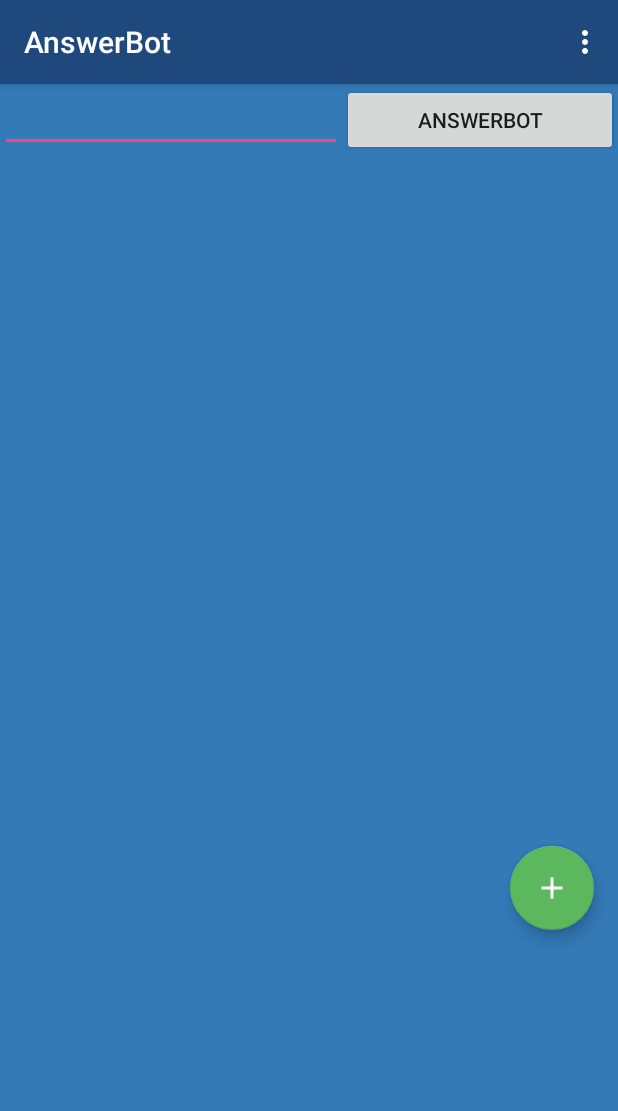
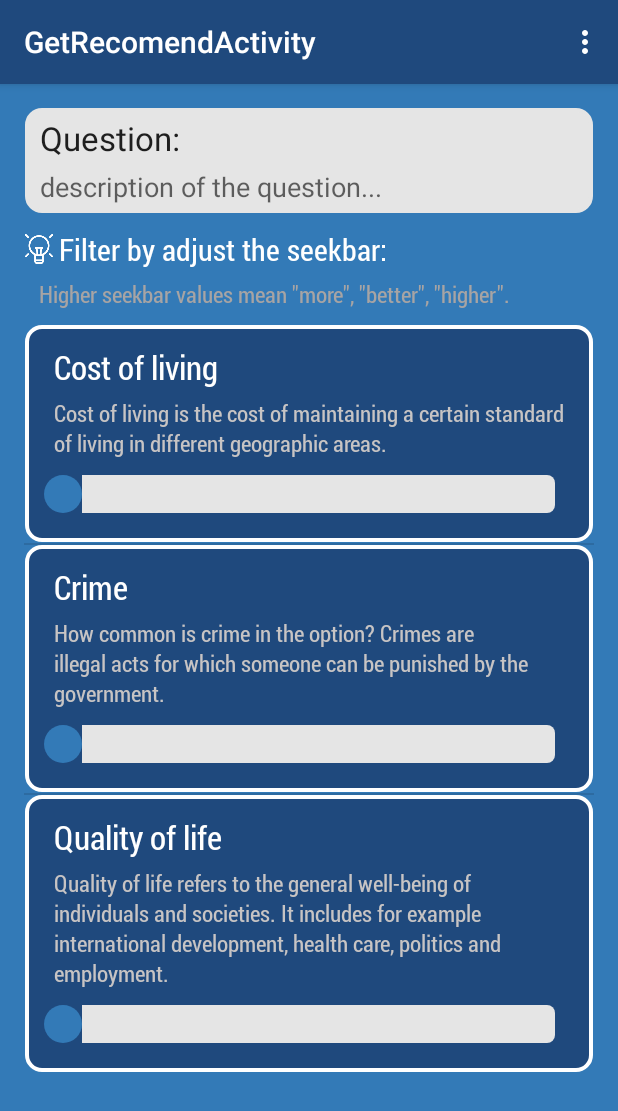
Before and after one commit to HugoWang/AnswerBot, an Android app: the HomeActivity screen opened directly, with no data from a screen before it, in the options menu, after a tap on "Settings", on a phone screen of 412 x 824 dp. Shown: the top 1111 px of the screen. Run offline under Robolectric (Android 15) with nearby library versions, the phone set to English and light mode, and no system bars.

Commit message:
add recommendation xml

```diff
--- a/app/src/main/AndroidManifest.xml
+++ b/app/src/main/AndroidManifest.xml
@@ -36,6 +36,7 @@
             android:name=".GetRecomendActivity"
             android:label="@string/title_activity_get_recomend"
             android:screenOrientation="portrait">
+
         </activity>
         <activity
             android:name=".AddQuestionActivity"
--- /dev/null
+++ b/app/src/main/java/com/example/kaiwang/answerbot/CustomRatesAdapter.java
@@ -0,0 +1,40 @@
+package com.example.kaiwang.answerbot;
+
+import java.util.ArrayList;
+
+import android.content.Context;
+import android.content.res.AssetManager;
+import android.graphics.Typeface;
+import android.util.AttributeSet;
+import android.view.LayoutInflater;
+import android.view.View;
+import android.view.ViewGroup;
+import android.widget.ArrayAdapter;
+import android.widget.TextView;
+
+public class CustomRatesAdapter extends ArrayAdapter<Rate> {
+    public CustomRatesAdapter(Context context, ArrayList<Rate> rates) {
+        super(context, 0, rates);
+     }
+
+     @Override
+     public View getView(int position, View convertView, ViewGroup parent) {
+        // Get the data item for this position
+         Rate rate = getItem(position);
+        // Check if an existing view is being reused, otherwise inflate the view
+         if (convertView == null) {
+             convertView = LayoutInflater.from(getContext()).inflate(R.layout.item_rate, parent, false);
+         }
+         Typeface tf = Typeface.createFromAsset(getContext().getAssets(),"RobotoCondensed-Regular.ttf");
+        // Lookup view for data population
+         TextView tvBody = (TextView) convertView.findViewById(R.id.tvBody);
+         TextView tvDetail = (TextView) convertView.findViewById(R.id.tvDetails);
+         tvBody.setTypeface(tf);
+         tvDetail.setTypeface(tf);
+        // Populate the data into the template view using the data object
+         tvBody.setText(rate.body);
+         tvDetail.setText(rate.details);
+        // Return the completed view to render on screen
+         return convertView;
+    }
+}
--- a/app/src/main/java/com/example/kaiwang/answerbot/GetRecomendActivity.java
+++ b/app/src/main/java/com/example/kaiwang/answerbot/GetRecomendActivity.java
@@ -1,10 +1,14 @@
 package com.example.kaiwang.answerbot;
 
+import android.graphics.Typeface;
 import android.support.v7.app.AppCompatActivity;
 import android.os.Bundle;
 import android.view.Menu;
 import android.view.MenuItem;
-import com.loopj.android.http.*;
+import android.widget.ListView;
+import android.widget.TextView;
+
+import java.util.ArrayList;
 
 public class GetRecomendActivity extends AppCompatActivity {
 
@@ -12,6 +16,23 @@ public class GetRecomendActivity extends AppCompatActivity {
     protected void onCreate(Bundle savedInstanceState) {
         super.onCreate(savedInstanceState);
         setContentView(R.layout.activity_get_recomend);
+        populateRatesList();
+
+        Typeface tf = Typeface.createFromAsset(getAssets(),"RobotoCondensed-Regular.ttf");
+        TextView tips1 = (TextView)findViewById(R.id.tips1);
+        TextView tips2 = (TextView)findViewById(R.id.tips2);
+        tips1.setTypeface(tf);
+        tips2.setTypeface(tf);
+    }
+
+    private void populateRatesList() {
+        // Construct the data source
+        ArrayList<Rate> arrayOfRates = Rate.getRates();
+        // Create the adapter to convert the array to views
+        CustomRatesAdapter adapter = new CustomRatesAdapter(this, arrayOfRates);
+        // Attach the adapter to a ListView
+        ListView listView = (ListView) findViewById(R.id.lvRates);
+        listView.setAdapter(adapter);
     }
 
     @Override
--- a/app/src/main/java/com/example/kaiwang/answerbot/HomeActivity.java
+++ b/app/src/main/java/com/example/kaiwang/answerbot/HomeActivity.java
@@ -81,7 +81,8 @@ public class HomeActivity extends AppCompatActivity {
 
         //noinspection SimplifiableIfStatement
         if (id == R.id.action_settings) {
-            return true;
+            Intent toRecommend = new Intent(getApplicationContext(), GetRecomendActivity.class);
+            startActivity(toRecommend);
         }
 
         return super.onOptionsItemSelected(item);
--- /dev/null
+++ b/app/src/main/java/com/example/kaiwang/answerbot/Rate.java
@@ -0,0 +1,21 @@
+package com.example.kaiwang.answerbot;
+
+import java.util.ArrayList;
+
+public class Rate {
+	public String body;
+	public String details;
+
+	public Rate(String body, String details) {
+		this.body = body;
+		this.details = details;
+	}
+
+	public static ArrayList<Rate> getRates() {
+		ArrayList<Rate> rates = new ArrayList<Rate>();
+		rates.add(new Rate("Cost of living", "Cost of living is the cost of maintaining a certain standard of living in different geographic areas."));
+		rates.add(new Rate("Crime", "How common is crime in the option? Crimes are illegal acts for which someone can be punished by the government."));
+		rates.add(new Rate("Quality of life", "Quality of life refers to the general well-being of individuals and societies. It includes for example international development, health care, politics and employment."));
+		return rates;
+	}
+}
--- /dev/null
+++ b/app/src/main/res/drawable/background_question_rounded_single.xml
@@ -0,0 +1,20 @@
+<?xml version="1.0" encoding="UTF-8"?>
+<inset android:insetLeft="1.0px" android:insetRight="1.0px" android:insetTop="0.0px" android:insetBottom="1.0px"
+    xmlns:android="http://schemas.android.com/apk/res/android">
+    <selector>
+        <item android:state_pressed="true">
+            <shape>
+                <gradient android:startColor="@color/rounded_container" android:endColor="@color/rounded_container" android:angle="270.0" />
+                <corners android:radius="11.0dip" />
+            </shape>
+        </item>
+        <item>
+            <shape>
+                <stroke android:width="4.0px" android:color="@color/rounded_container" />
+                <gradient android:startColor="@color/rounded_container" android:endColor="@color/rounded_container" android:angle="270.0" />
+                <corners android:radius="10.0dip" />
+
+            </shape>
+        </item>
+    </selector>
+</inset>
--- /dev/null
+++ b/app/src/main/res/drawable/background_view_rounded_single.xml
@@ -0,0 +1,20 @@
+<?xml version="1.0" encoding="UTF-8"?>
+<inset android:insetLeft="1.0px" android:insetRight="1.0px" android:insetTop="0.0px" android:insetBottom="1.0px"
+    xmlns:android="http://schemas.android.com/apk/res/android">
+    <selector>
+        <item android:state_pressed="true">
+            <shape>
+                <gradient android:startColor="@color/rounded_container_bg" android:endColor="@color/rounded_container_bg" android:angle="270.0" />
+                <corners android:radius="11.0dip" />
+            </shape>
+        </item>
+        <item>
+            <shape>
+                <stroke android:width="4.0px" android:color="@color/rounded_container_border" />
+                <gradient android:startColor="@color/rounded_container_bg" android:endColor="@color/rounded_container_bg" android:angle="270.0" />
+                <corners android:radius="10.0dip" />
+
+            </shape>
+        </item>
+    </selector>
+</inset>
--- /dev/null
+++ b/app/src/main/res/drawable/progressbar.xml
@@ -0,0 +1,39 @@
+<?xml version="1.0" encoding="utf-8"?>
+<layer-list xmlns:android="http://schemas.android.com/apk/res/android">
+
+    <item android:id="@android:id/background">
+        <shape android:shape="rectangle">
+            <corners android:radius="5dp"/>
+
+            <gradient
+                    android:angle="270"
+                    android:endColor="@color/light_gray_header_color"
+                    android:startColor="@color/light_gray_header_color"/>
+        </shape>
+    </item>
+    <item android:id="@android:id/secondaryProgress">
+        <clip>
+            <shape android:shape="rectangle">
+                <corners android:radius="5dp"/>
+
+                <gradient
+                        android:angle="270"
+                        android:endColor="#00996a"
+                        android:startColor="#00d190"/>
+            </shape>
+        </clip>
+    </item>
+    <item android:id="@android:id/progress">
+        <clip>
+            <shape android:shape="rectangle">
+                <corners android:radius="5dp"/>
+
+                <gradient
+                        android:angle="270"
+                        android:endColor="#00996a"
+                        android:startColor="#00d190"/>
+            </shape>
+        </clip>
+    </item>
+
+</layer-list>
--- /dev/null
+++ b/app/src/main/res/drawable/thumb.xml
@@ -0,0 +1,12 @@
+<?xml version="1.0" encoding="utf-8"?>
+<shape xmlns:android="http://schemas.android.com/apk/res/android"
+    android:shape="rectangle">
+
+    <size android:height="25dp"
+        android:width="25dp"/>
+
+    <corners android:radius="25dp"/>
+
+    <solid android:color="#337AB7"/>
+
+</shape>
--- a/app/src/main/res/layout/activity_get_recomend.xml
+++ b/app/src/main/res/layout/activity_get_recomend.xml
@@ -1,13 +1,91 @@
-<RelativeLayout xmlns:android="http://schemas.android.com/apk/res/android"
+<LinearLayout xmlns:android="http://schemas.android.com/apk/res/android"
     xmlns:tools="http://schemas.android.com/tools" android:layout_width="match_parent"
     android:layout_height="match_parent" android:paddingLeft="@dimen/activity_horizontal_margin"
     android:paddingRight="@dimen/activity_horizontal_margin"
     android:paddingTop="@dimen/activity_vertical_margin"
     android:paddingBottom="@dimen/activity_vertical_margin"
     tools:context="com.example.kaiwang.answerbot.GetRecomendActivity"
-    android:background="#337AB7">
+    android:background="#337AB7"
+    android:orientation="vertical">
 
-    <TextView android:text="@string/hello_world" android:layout_width="wrap_content"
-        android:layout_height="wrap_content" />
+    <LinearLayout
+        android:orientation="vertical"
+        android:background="@drawable/background_question_rounded_single"
+        android:layout_width="match_parent"
+        android:layout_height="wrap_content"
+        android:layout_marginBottom="10dp">
 
-</RelativeLayout>
+        <TextView
+            android:layout_width="wrap_content"
+            android:layout_height="wrap_content"
+            android:textAppearance="?android:attr/textAppearanceLarge"
+            android:text="Question:"
+            android:paddingLeft="10dp"
+            android:paddingRight="6dp"
+            android:id="@+id/textView12"
+            android:layout_marginTop="5dp"
+            android:layout_marginBottom="5dp" />
+
+        <TextView
+            android:layout_width="wrap_content"
+            android:layout_height="wrap_content"
+            android:paddingLeft="10dp"
+            android:paddingRight="6dp"
+            android:textAppearance="?android:attr/textAppearanceMedium"
+            android:text="description of the question..."
+            android:id="@+id/textView13"
+            android:layout_marginBottom="5dp" />
+
+    </LinearLayout>
+
+    <LinearLayout
+        android:orientation="horizontal"
+        android:layout_width="wrap_content"
+        android:layout_height="wrap_content"
+        android:gravity="center_vertical"
+        android:paddingBottom="5dp">
+
+        <ImageView
+            android:layout_width="20dp"
+            android:layout_height="20dp"
+            android:paddingLeft="10dp"
+            android:id="@+id/imageView2"
+            android:layout_marginRight="3dp"
+            android:background="@drawable/tips" />
+
+        <TextView
+            android:layout_width="wrap_content"
+            android:layout_height="wrap_content"
+            android:textAppearance="?android:attr/textAppearanceLarge"
+            android:text="Filter by adjust the seekbar:"
+            android:paddingRight="6dp"
+            android:id="@+id/tips1"
+            android:textColor="#ffffff"
+            android:textSize="20dp" />
+
+    </LinearLayout>
+
+    <TextView
+        android:layout_width="wrap_content"
+        android:layout_height="wrap_content"
+        android:textAppearance="?android:attr/textAppearanceMedium"
+        android:text="Higher seekbar values mean &quot;more&quot;, &quot;better&quot;, &quot;higher&quot;."
+        android:id="@+id/tips2"
+        android:paddingLeft="10dp"
+        android:paddingRight="6dp"
+        android:layout_marginBottom="10dp"
+        android:textColor="#a7a4a4"
+        android:textSize="15dp" />
+
+    <ListView
+        android:id="@+id/lvRates"
+        android:layout_width="match_parent"
+        android:layout_height="wrap_content"
+        android:layout_alignParentBottom="true"
+        android:layout_alignParentLeft="true"
+        android:layout_alignParentRight="true"
+        android:layout_alignParentTop="true">
+
+    </ListView>
+
+</LinearLayout>
--- /dev/null
+++ b/app/src/main/res/layout/item_rate.xml
@@ -0,0 +1,56 @@
+<?xml version="1.0" encoding="utf-8"?>
+<LinearLayout xmlns:android="http://schemas.android.com/apk/res/android"
+    android:layout_width="match_parent"
+    android:layout_height="wrap_content"
+    android:padding="10dp"
+    android:background="@drawable/background_view_rounded_single"
+    android:orientation="vertical"
+    android:showDividers="none">
+
+    <TextView
+        android:id="@+id/tvBody"
+        android:layout_alignBaseline="@+id/ivUserIcon"
+        android:layout_toRightOf="@+id/ivUserIcon"
+        android:layout_width="wrap_content"
+        android:layout_height="wrap_content"
+        android:paddingLeft="10dp"
+        android:paddingRight="6dp"
+        android:text="Sarah"
+        android:textAppearance="?android:attr/textAppearanceLarge"
+        android:textStyle="bold"
+        android:layout_marginBottom="5dp"
+        android:layout_marginTop="3dp"
+        android:textColor="#ffffff" />
+
+    <TextView
+        android:id="@+id/tvDetails"
+        android:layout_width="wrap_content"
+        android:layout_height="wrap_content"
+        android:layout_alignBottom="@+id/tvName"
+        android:paddingLeft="10dp"
+        android:paddingRight="6dp"
+        android:text="San Marco"
+        android:textAppearance="?android:attr/textAppearanceLarge"
+        android:layout_marginBottom="5dp"
+        android:textColor="#c7c4c4"
+        android:textSize="15dp"
+        android:textIsSelectable="false" />
+
+    <SeekBar
+        android:layout_width="match_parent"
+        android:layout_height="wrap_content"
+        android:id="@+id/seekBar"
+        android:layout_below="@+id/tvRate"
+        android:layout_alignParentLeft="true"
+        android:layout_alignParentStart="true"
+        android:layout_alignParentRight="true"
+        android:layout_alignParentEnd="true"
+        android:layout_marginTop="5dp"
+        android:layout_marginBottom="10dp"
+        android:thumb="@drawable/thumb"
+        android:max="100"
+        android:progress="0"
+        android:progressDrawable="@drawable/progressbar"
+        android:secondaryProgress="0"/>
+
+</LinearLayout>
--- a/app/src/main/res/values/colors.xml
+++ b/app/src/main/res/values/colors.xml
@@ -8,4 +8,9 @@
     <color name="black">#000000</color>
     <color name="gray">#8d8c8d</color>
     <color name="ripple">#F06292</color>
+    <color name="default_screen_bg">#f9f9f9</color>
+    <color name="rounded_container_bg">#1F497D</color>
+    <color name="rounded_container">#e5e5e5</color>
+    <color name="rounded_container_border">#ffffff</color>
+    <color name="light_gray_header_color">#e5e5e5</color>
 </resources>
```
Also changed, not shown: app/src/main/java/com/example/kaiwang/answerbot/RequestServer.java (line endings or trailing spaces), app/src/main/res/drawable/tips.png (added).
